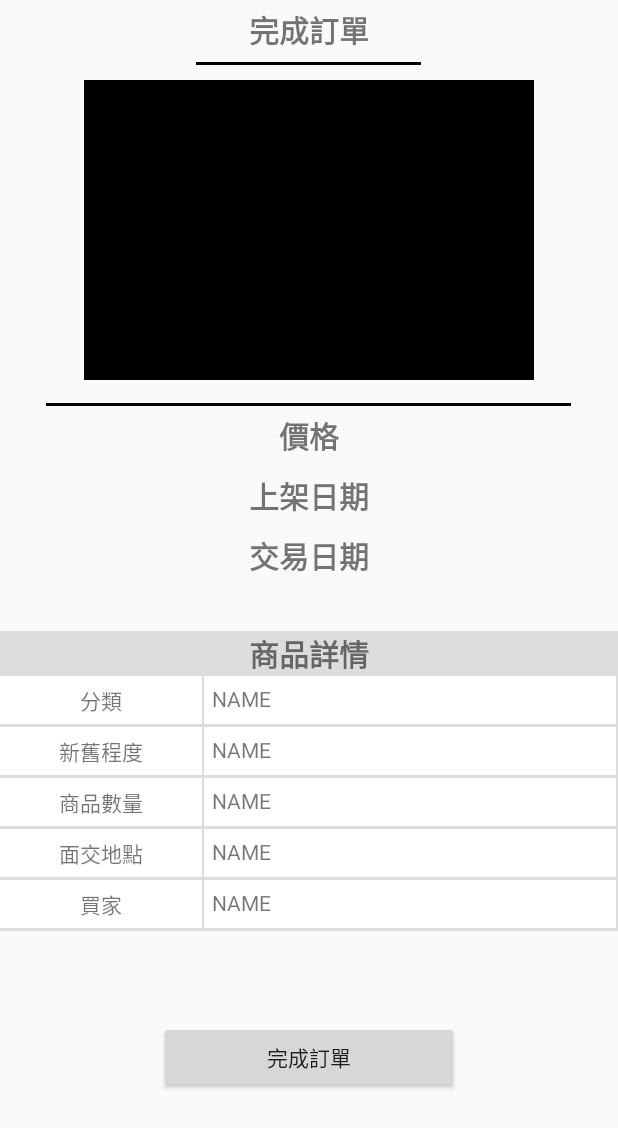
After one commit to ChangGengWu/SA, an Android app: the layout activity_order_done.xml on its own in the app's theme, with its tools: preview values and no code run, on a phone screen of 412 x 824 dp. The commit adds this screen. Shown: the top 1128 px of the screen. Run offline under Robolectric (Android 15) with nearby library versions, the phone set to English and light mode, and no system bars.

Commit message:
完成 註冊 驗證 登入 先增完成下單頁面 修改API 新增user_Req

```diff
--- a/app/src/main/java/com/example/FJU_Store/API.java
+++ b/app/src/main/java/com/example/FJU_Store/API.java
@@ -2,6 +2,7 @@ package com.example.FJU_Store;
 
 import java.util.Map;
 
+import retrofit2.http.Body;
 import retrofit2.http.GET;
 import retrofit2.http.POST;
 import retrofit2.Call;
@@ -11,6 +12,6 @@ public interface API {
     @GET("User")//User?api_key=dowefijiejfw
     Call<ListRes> getUser(@QueryMap(encoded = true) Map<String, String> queryMap);
 
-    @POST("User")
-    Call<ListRes> postUser(@QueryMap(encoded = true) Map<String, String> queryMap);
+    @POST("User?api_key=keySEVC5l6huQZqzW")
+    Call<Res> postUser(@Body user_Req req);
 }
--- a/app/src/main/java/com/example/FJU_Store/USER.java
+++ b/app/src/main/java/com/example/FJU_Store/USER.java
@@ -7,9 +7,11 @@ public class USER {
     private String user_gender;
     private String create_date;
 
-    public USER(String email, String user_password, String user_name,String user_gender, String create_date) {
+    public USER(String email, String user_password, String user_name,String user_gender) {
         Email = email;
         this.user_password = user_password;
+        this.user_name = user_name;
+        this.user_gender = user_gender;
     }
 
     public String getEmail() {
--- /dev/null
+++ b/app/src/main/res/layout/activity_order_done.xml
@@ -0,0 +1,211 @@
+<?xml version="1.0" encoding="utf-8"?>
+<LinearLayout xmlns:android="http://schemas.android.com/apk/res/android"
+    android:layout_width="match_parent"
+    android:layout_height="match_parent"
+    android:orientation="vertical">
+
+    <TextView
+        android:layout_width="match_parent"
+        android:layout_height="40dp"
+        android:gravity="center"
+        android:text="完成訂單"
+        android:textSize="20dp"
+        android:textStyle="bold" />
+    <View
+        android:layout_width="150dp"
+        android:layout_height="2dp"
+        android:layout_gravity="center"
+        android:layout_marginTop="1dp"
+        android:background="#000000"
+        />
+    <View
+        android:layout_width="300dp"
+        android:layout_height="200dp"
+        android:layout_gravity="center"
+        android:layout_marginTop="10dp"
+        android:background="#000000"
+        />
+    <View
+        android:layout_width="350dp"
+        android:layout_height="2dp"
+        android:layout_gravity="center"
+        android:layout_marginTop="15dp"
+        android:background="#000000"
+        />
+
+    <TextView
+        android:id="@+id/p_id"
+        android:layout_width="match_parent"
+        android:layout_height="40dp"
+        android:gravity="center"
+        android:text="價格"
+        android:textSize="20dp"
+        android:textStyle="bold" />
+
+    <TextView
+        android:id="@+id/p_update"
+        android:layout_width="match_parent"
+        android:layout_height="40dp"
+        android:gravity="center"
+        android:text="上架日期"
+        android:textSize="20dp"
+        android:textStyle="bold" />
+    <TextView
+        android:id="@+id/p_enddate"
+        android:layout_width="match_parent"
+        android:layout_height="40dp"
+        android:gravity="center"
+        android:text="交易日期"
+        android:textSize="20dp"
+        android:textStyle="bold" />
+
+
+    <TableLayout
+        android:layout_width="match_parent"
+        android:layout_height="wrap_content"
+        android:background="#dddddd"
+        android:layout_marginTop="30dp">
+        <TableRow>
+            <TextView
+                android:layout_width="match_parent"
+                android:layout_height="match_parent"
+                android:text="商品詳情"
+                android:textSize="20dp"
+                android:textStyle="bold"
+                android:layout_weight="1"
+                android:gravity="center"
+                />
+        </TableRow>
+
+        <TableRow>
+            <TextView
+                android:layout_width="match_parent"
+                android:layout_height="match_parent"
+                android:text="分類"
+                android:layout_weight="1"
+                android:background="#ffffff"
+                android:gravity="center"
+                android:padding="5dp"
+                android:layout_marginRight="1dp"
+                android:layout_marginBottom="2dp"
+                />
+            <TextView
+                android:id="@+id/classify"
+                android:layout_width="match_parent"
+                android:layout_height="match_parent"
+                android:text="NAME"
+                android:layout_weight="4"
+                android:background="#ffffff"
+                android:padding="5dp"
+                android:layout_marginRight="1dp"
+                android:layout_marginBottom="2dp"
+                />
+        </TableRow>
+        <TableRow>
+            <TextView
+                android:layout_width="match_parent"
+                android:layout_height="match_parent"
+                android:text="新舊程度"
+                android:layout_weight="1"
+                android:gravity="center"
+                android:background="#ffffff"
+                android:padding="5dp"
+                android:layout_marginRight="1dp"
+                android:layout_marginBottom="2dp"
+                />
+            <TextView
+                android:id="@+id/level"
+                android:layout_width="match_parent"
+                android:layout_height="match_parent"
+                android:text="NAME"
+                android:layout_weight="4"
+                android:background="#ffffff"
+                android:padding="5dp"
+                android:layout_marginRight="1dp"
+                android:layout_marginBottom="2dp"
+                />
+        </TableRow>
+        <TableRow>
+            <TextView
+                android:layout_width="match_parent"
+                android:layout_height="match_parent"
+                android:text="商品數量"
+                android:layout_weight="1"
+                android:gravity="center"
+                android:background="#ffffff"
+                android:padding="5dp"
+                android:layout_marginRight="1dp"
+                android:layout_marginBottom="2dp"
+                />
+            <TextView
+                android:id="@+id/p_quantity"
+                android:layout_width="match_parent"
+                android:layout_height="match_parent"
+                android:text="NAME"
+                android:layout_weight="4"
+                android:background="#ffffff"
+                android:padding="5dp"
+                android:layout_marginRight="1dp"
+                android:layout_marginBottom="2dp"
+                />
+        </TableRow>
+
+        <TableRow>
+            <TextView
+                android:layout_width="match_parent"
+                android:layout_height="match_parent"
+                android:text="面交地點"
+                android:layout_weight="1"
+                android:gravity="center"
+                android:background="#ffffff"
+                android:padding="5dp"
+                android:layout_marginRight="1dp"
+                android:layout_marginBottom="2dp"
+                />
+            <TextView
+                android:id="@+id/position"
+                android:layout_width="match_parent"
+                android:layout_height="match_parent"
+                android:text="NAME"
+                android:layout_weight="4"
+                android:background="#ffffff"
+                android:padding="5dp"
+                android:layout_marginRight="1dp"
+                android:layout_marginBottom="2dp"
+                />
+        </TableRow>
+
+        <TableRow>
+            <TextView
+                android:layout_width="match_parent"
+                android:layout_height="match_parent"
+                android:text="買家"
+                android:layout_weight="1"
+                android:gravity="center"
+                android:background="#ffffff"
+                android:padding="5dp"
+                android:layout_marginRight="1dp"
+                android:layout_marginBottom="2dp"
+                />
+            <TextView
+                android:id="@+id/buyer"
+                android:layout_width="match_parent"
+                android:layout_height="match_parent"
+                android:text="NAME"
+                android:layout_weight="4"
+                android:background="#ffffff"
+                android:padding="5dp"
+                android:layout_marginRight="1dp"
+                android:layout_marginBottom="2dp"
+                />
+        </TableRow>
+
+    </TableLayout>
+
+    <Button
+        android:layout_width="200dp"
+        android:layout_height="wrap_content"
+        android:layout_gravity="center"
+        android:text="完成訂單"
+        android:layout_marginTop="60dp"/>
+</LinearLayout>
--- a/app/src/main/res/layout/activity_verify.xml
+++ b/app/src/main/res/layout/activity_verify.xml
@@ -53,8 +53,8 @@
             android:layout_marginTop="10dp"
 
 
-            android:hint="@string/prompt_password"
-            android:imeActionLabel="@string/action_sign_in_short"
+            android:hint="驗證碼"
+            android:imeActionLabel="驗證碼"
             android:imeOptions="actionDone"
             android:inputType="textPassword"
             android:selectAllOnFocus="true" />
```
Also changed, not shown: app/src/main/AndroidManifest.xml (+13 -9 lines), app/src/main/java/com/example/FJU_Store/enrollActivity.java (+106 -3 lines), app/src/main/java/com/example/FJU_Store/orderDoneActivity.java (added, +13 -0 lines), app/src/main/java/com/example/FJU_Store/user_Req.java (added, +17 -0 lines), app/src/main/res/layout/activity_enroll.xml (+17 -3 lines).
